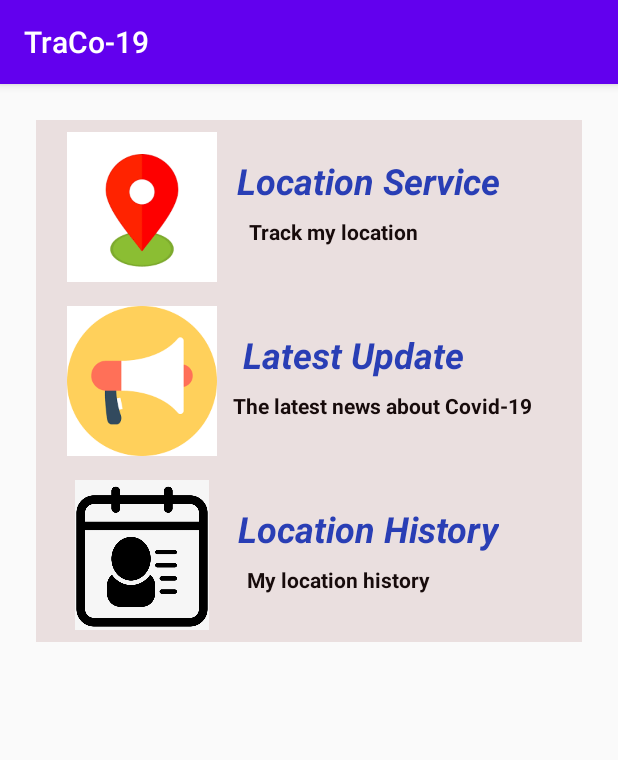
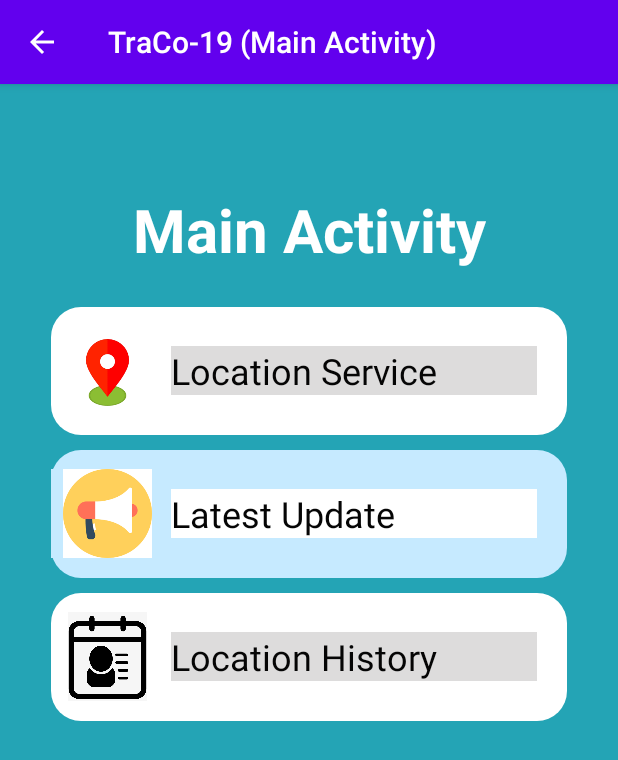
Before and after one commit to Yiying1125/TraCo-19, an Android app: the MainActivity screen opened directly, with no data from a screen before it, on a phone screen of 412 x 824 dp. Shown: the top 760 px of the screen. Run offline under Robolectric (Android 15) with nearby library versions, the phone set to English and light mode, and no system bars; our stand-ins replace Volley.

Commit message:
change main activity layout and java coding part

```diff
--- a/app/src/main/java/mmu/edu/my/traco_19/MainActivity.java
+++ b/app/src/main/java/mmu/edu/my/traco_19/MainActivity.java
@@ -2,116 +2,87 @@ package mmu.edu.my.traco_19;
 
 
 
+import android.app.ProgressDialog;
+import android.content.Context;
 import android.content.Intent;
 import android.os.Bundle;
 
 
 import android.os.Handler;
+import android.os.PersistableBundle;
+import android.view.MenuItem;
 import android.view.View;
 import android.view.ViewGroup;
+import android.widget.FrameLayout;
 import android.widget.ImageView;
 import android.widget.TextView;
 import android.widget.Toast;
 
 import androidx.annotation.NonNull;
+import androidx.annotation.Nullable;
 import androidx.appcompat.app.AppCompatActivity;
 import androidx.recyclerview.widget.LinearLayoutManager;
 import androidx.recyclerview.widget.RecyclerView;
+import androidx.swiperefreshlayout.widget.SwipeRefreshLayout;
 
+import com.android.volley.DefaultRetryPolicy;
+import com.android.volley.Request;
+import com.android.volley.RequestQueue;
+import com.android.volley.Response;
+import com.android.volley.VolleyError;
+import com.android.volley.toolbox.JsonArrayRequest;
+import com.android.volley.toolbox.Volley;
+
+import org.json.JSONArray;
+import org.json.JSONException;
+import org.json.JSONObject;
+
+import java.text.NumberFormat;
 import java.util.ArrayList;
 import java.util.Arrays;
 
 public class MainActivity extends AppCompatActivity {
-    private boolean doubleBackToExitPressedOnce = false;
-    private Toast backPressToast;
-    Version[] versions = {
-            new Version("Location Service", "Track my location", R.drawable.tracklocationicon),
-            new Version("Latest Update", "The latest news about Covid-19", R.drawable.updatenewsicon),
-            new Version("Location History", "My location history", R.drawable.historyicon)
-    };
 
-    @Override
-    protected void onCreate(Bundle savedInstanceState) {
-        super.onCreate(savedInstanceState);
-        setContentView(R.layout.activity_main);
-        RecyclerView recyclerView = findViewById(R.id.recyclerView);
-        recyclerView.setLayoutManager(new LinearLayoutManager(this));
-        MyAdapter myAdapter = new MyAdapter();
-        myAdapter.addElements(versions);
-        recyclerView.setAdapter(myAdapter);
+        @Override
+        protected void onCreate(Bundle savedInstanceState) {
+            super.onCreate(savedInstanceState);
+            setContentView(R.layout.main_activity);
 
-    }
+            getSupportActionBar().setDisplayHomeAsUpEnabled(true);
+            getSupportActionBar().setDisplayShowHomeEnabled(true);
 
-    class MyAdapter extends RecyclerView.Adapter<MyAdapter.MyViewHolder> {
-        ArrayList<Version> elements = new ArrayList<Version>();
+            getSupportActionBar().setTitle("TraCo-19 (Main Activity)");
+            FrameLayout location_frame=findViewById(R.id.location_frame);
+            FrameLayout latest_frame=findViewById(R.id.update_frame);
+            FrameLayout history_frame=findViewById(R.id.history_frame);
+            location_frame.setOnClickListener(new View.OnClickListener() {
+                @Override
+                public void onClick(View v) {
+                    Toast.makeText(MainActivity.this, "Under Maintenance!", Toast.LENGTH_SHORT).show();
+                }
+            });
+            latest_frame.setOnClickListener(new View.OnClickListener() {
+                @Override
+                public void onClick(View v) {
+                    startActivity(new Intent(MainActivity.this,LatestUpdateActivity.class));
+                }
+            });
+            history_frame.setOnClickListener(new View.OnClickListener() {
+                @Override
+                public void onClick(View v) {
+                    Toast.makeText(MainActivity.this, "Under Maintenance!", Toast.LENGTH_SHORT).show();
+                }
+            });
 
-        @NonNull
+        }
+
         @Override
-        public MyViewHolder onCreateViewHolder(@NonNull ViewGroup parent, int viewType) {
-            View rowView = getLayoutInflater().inflate(R.layout.row, parent, false);
-            return new MyViewHolder(rowView);
+        public boolean onOptionsItemSelected(@NonNull MenuItem item) {
+            if (item.getItemId() == android.R.id.home)
+                startActivity(new Intent(this,LoginActivity.class));
+            return super.onOptionsItemSelected(item);
         }
 
 
-        @Override
-        public void onBindViewHolder(@NonNull MyViewHolder holder, int i) {
-            holder.textView.setText(elements.get(i).getName());
-            holder.textView2.setText(elements.get(i).getDescription());
-            holder.imageView.setImageResource(elements.get(i).getIcon());
-        }
 
-
-        @Override
-        public int getItemCount() {
-            return elements.size();
-        }
-
-        public void addElements(Version[] versions) {
-            elements.clear();
-            elements.addAll(Arrays.asList(versions));
-            notifyDataSetChanged();
-        }
-
-        class MyViewHolder extends RecyclerView.ViewHolder implements View.OnClickListener {
-            public TextView textView;
-            public TextView textView2;
-            public ImageView imageView;
-
-            public MyViewHolder(@NonNull View itemView) {
-                super(itemView);
-                textView = itemView.findViewById(R.id.track);
-                textView2 = itemView.findViewById(R.id.trackldesc);
-                imageView = itemView.findViewById(R.id.trackicon);
-                itemView.setOnClickListener(this::onClick);
-            }
-
-            @Override
-            public void onClick(View v) {
-                String name = elements.get(getAdapterPosition()).getName();
-                startActivity(new Intent(MainActivity.this, LatestUpdateActivity.class));
-                finish();
-            }
-
-        }
-    }
-
-    @Override
-    public void onBackPressed() {
-        if (doubleBackToExitPressedOnce) {
-            backPressToast.cancel();
-            super.onBackPressed();
-            return;
-        }
-        doubleBackToExitPressedOnce = true;
-        backPressToast = Toast.makeText(this, "Please click BACK again to exit", Toast.LENGTH_SHORT);
-        backPressToast.show();
-
-
-        new Handler().postDelayed(new Runnable() {
-            @Override
-            public void run() {
-                doubleBackToExitPressedOnce = false;
-            }
-        }, 2000);
-    }
 }
--- /dev/null
+++ b/app/src/main/java/mmu/edu/my/traco_19/MainActivity_old.java
@@ -0,0 +1,114 @@
+package mmu.edu.my.traco_19;
+
+
+import android.content.Intent;
+import android.os.Bundle;
+import android.os.Handler;
+import android.view.View;
+import android.view.ViewGroup;
+import android.widget.ImageView;
+import android.widget.TextView;
+import android.widget.Toast;
+
+import androidx.annotation.NonNull;
+import androidx.appcompat.app.AppCompatActivity;
+import androidx.recyclerview.widget.LinearLayoutManager;
+import androidx.recyclerview.widget.RecyclerView;
+
+import java.util.ArrayList;
+import java.util.Arrays;
+
+public class MainActivity_old extends AppCompatActivity {
+    private boolean doubleBackToExitPressedOnce = false;
+    private Toast backPressToast;
+    Version[] versions = {
+            new Version("Location Service", "Track my location", R.drawable.tracklocationicon),
+            new Version("Latest Update", "The latest news about Covid-19", R.drawable.updatenewsicon),
+            new Version("Location History", "My location history", R.drawable.historyicon)
+    };
+
+    @Override
+    protected void onCreate(Bundle savedInstanceState) {
+        super.onCreate(savedInstanceState);
+        setContentView(R.layout.activity_main);
+        RecyclerView recyclerView = findViewById(R.id.recyclerView);
+        recyclerView.setLayoutManager(new LinearLayoutManager(this));
+        MyAdapter myAdapter = new MyAdapter();
+        myAdapter.addElements(versions);
+        recyclerView.setAdapter(myAdapter);
+
+    }
+
+    class MyAdapter extends RecyclerView.Adapter<MyAdapter.MyViewHolder> {
+        ArrayList<Version> elements = new ArrayList<Version>();
+
+        @NonNull
+        @Override
+        public MyViewHolder onCreateViewHolder(@NonNull ViewGroup parent, int viewType) {
+            View rowView = getLayoutInflater().inflate(R.layout.row, parent, false);
+            return new MyViewHolder(rowView);
+        }
+
+
+        @Override
+        public void onBindViewHolder(@NonNull MyViewHolder holder, int i) {
+            holder.textView.setText(elements.get(i).getName());
+            holder.textView2.setText(elements.get(i).getDescription());
+            holder.imageView.setImageResource(elements.get(i).getIcon());
+        }
+
+
+        @Override
+        public int getItemCount() {
+            return elements.size();
+        }
+
+        public void addElements(Version[] versions) {
+            elements.clear();
+            elements.addAll(Arrays.asList(versions));
+            notifyDataSetChanged();
+        }
+
+        class MyViewHolder extends RecyclerView.ViewHolder implements View.OnClickListener {
+            public TextView textView;
+            public TextView textView2;
+            public ImageView imageView;
+
+            public MyViewHolder(@NonNull View itemView) {
+                super(itemView);
+                textView = itemView.findViewById(R.id.track);
+                textView2 = itemView.findViewById(R.id.trackldesc);
+                imageView = itemView.findViewById(R.id.trackicon);
+                itemView.setOnClickListener(this::onClick);
+            }
+
+            @Override
+            public void onClick(View v) {
+                String name = elements.get(getAdapterPosition()).getName();
+                startActivity(new Intent(MainActivity_old.this, LatestUpdateActivity.class));
+                finish();
+            }
+
+        }
+    }
+
+    @Override
+    public void onBackPressed() {
+        if (doubleBackToExitPressedOnce) {
+            backPressToast.cancel();
+            super.onBackPressed();
+            return;
+        }
+        doubleBackToExitPressedOnce = true;
+        backPressToast = Toast.makeText(this, "Please click BACK again to exit", Toast.LENGTH_SHORT);
+        backPressToast.show();
+
+
+        new Handler().postDelayed(new Runnable() {
+            @Override
+            public void run() {
+                doubleBackToExitPressedOnce = false;
+            }
+        }, 2000);
+    }
+}
--- /dev/null
+++ b/app/src/main/res/layout/main_activity.xml
@@ -0,0 +1,121 @@
+<?xml version="1.0" encoding="utf-8"?>
+<androidx.constraintlayout.widget.ConstraintLayout xmlns:android="http://schemas.android.com/apk/res/android"
+    xmlns:app="http://schemas.android.com/apk/res-auto"
+    android:layout_width="match_parent"
+    android:layout_height="match_parent"
+    android:background="@color/protect_bg">
+
+    <LinearLayout
+        android:layout_width="344dp"
+        android:layout_height="677dp"
+        android:orientation="vertical"
+        app:layout_constraintBottom_toBottomOf="parent"
+        app:layout_constraintEnd_toEndOf="parent"
+        app:layout_constraintStart_toStartOf="parent"
+        app:layout_constraintTop_toTopOf="parent">
+
+        <TextView
+            android:id="@+id/register_text"
+            android:layout_width="match_parent"
+            android:layout_height="103dp"
+            android:gravity="center"
+            android:text="Main Activity"
+            android:textColor="#FFFFFF"
+            android:textSize="40sp"
+            android:textStyle="bold" />
+
+        <FrameLayout
+            android:id="@+id/location_frame"
+            android:layout_width="match_parent"
+            android:layout_height="85dp"
+            android:layout_marginBottom="10dp"
+            android:background="@drawable/register_frame_user">
+
+            <ImageView
+
+                android:id="@+id/tracklocation"
+                android:layout_width="75dp"
+                android:layout_height="59dp"
+                android:layout_gravity="center|left"
+                app:srcCompat="@drawable/tracklocationicon" />
+
+            <TextView
+
+                android:id="@+id/live_location_text"
+                android:layout_width="244dp"
+                android:layout_height="wrap_content"
+                android:layout_gravity="center|right"
+                android:layout_marginEnd="20dp"
+                android:layout_marginRight="20dp"
+                android:background="#DDDCDC"
+                android:gravity="center|left"
+                android:text="Location Service"
+                android:textColor="#050505"
+                android:textSize="24sp" />
+        </FrameLayout>
+
+        <FrameLayout
+            android:id="@+id/update_frame"
+            android:layout_width="match_parent"
+            android:layout_height="85dp"
+            android:layout_marginBottom="10dp"
+            android:background="@drawable/register_frame_email">
+
+            <ImageView
+
+                android:id="@+id/last_update_icon"
+                android:layout_width="75dp"
+                android:layout_height="59dp"
+                android:layout_gravity="center|left"
+                android:background="#C6EAFF"
+                app:srcCompat="@drawable/updatenewsicon" />
+
+            <TextView
+
+                android:id="@+id/latest_text"
+                android:layout_width="244dp"
+                android:layout_height="wrap_content"
+                android:layout_gravity="center|right"
+                android:layout_marginEnd="20dp"
+                android:layout_marginRight="20dp"
+                android:background="#FFFFFF"
+                android:gravity="center|left"
+                android:text="Latest Update"
+                android:textColor="#050505"
+                android:textSize="24sp" />
+        </FrameLayout>
+
+        <FrameLayout
+            android:id="@+id/history_frame"
+            android:layout_width="match_parent"
+            android:layout_height="85dp"
+            android:layout_marginBottom="10dp"
+            android:background="@drawable/register_frame_user">
+
+            <ImageView
+
+                android:id="@+id/register_password_icon"
+                android:layout_width="75dp"
+                android:layout_height="59dp"
+                android:layout_gravity="center|left"
+                app:srcCompat="@drawable/historyicon" />
+
+            <TextView
+
+                android:id="@+id/register_password_text"
+                android:layout_width="244dp"
+                android:layout_height="wrap_content"
+                android:layout_gravity="center|right"
+                android:layout_marginEnd="20dp"
+                android:layout_marginRight="20dp"
+                android:background="#DDDCDC"
+                android:gravity="center|left"
+                android:text="Location History"
+                android:textColor="#050505"
+                android:textSize="24sp" />
+        </FrameLayout>
+
+    </LinearLayout>
+
+
+</androidx.constraintlayout.widget.ConstraintLayout>
```
